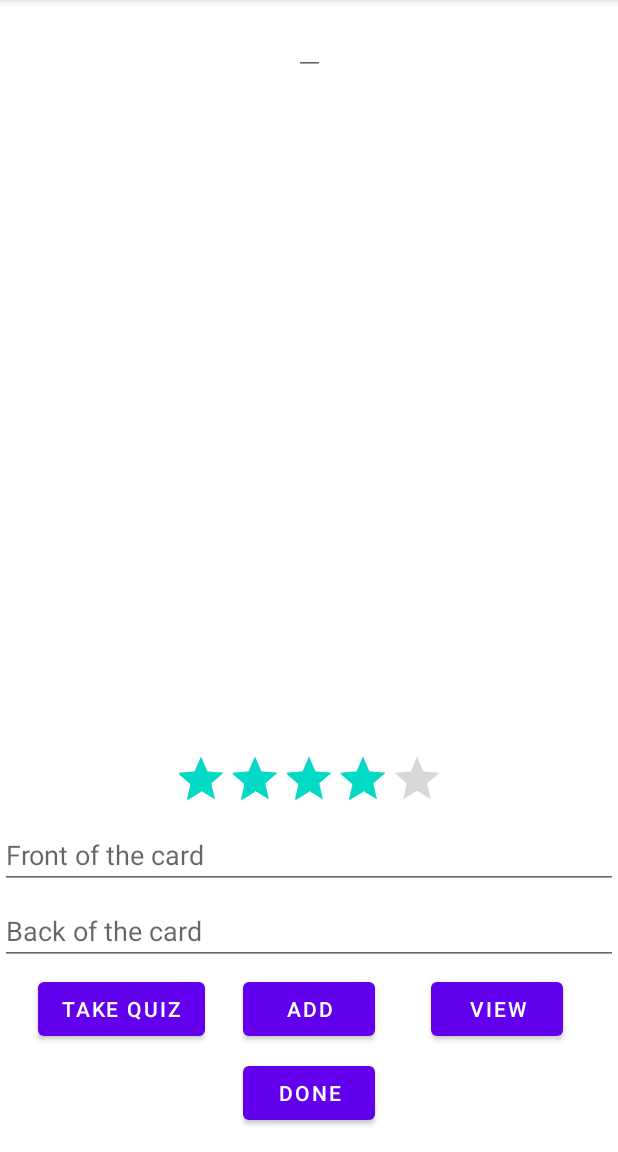
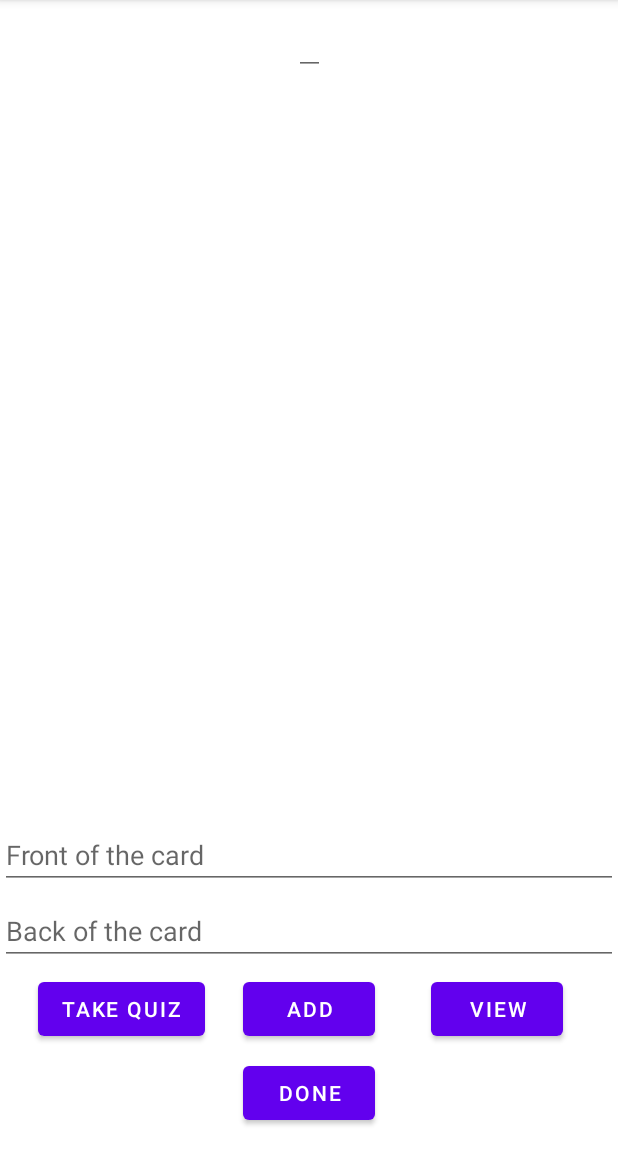
Before and after one commit to Codepath-Android-Group20/Flashy, an Android app: the CollectionActivity screen opened directly, with no data from a screen before it, on a phone screen of 412 x 824 dp, the part 84-1236 px from its top. Run offline under Robolectric (Android 15) with nearby library versions, the phone set to English and light mode, and no system bars; libraries missing offline, so code that uses them is left out: com.parse; 7 statements that could not run were skipped.

Commit message:
create-collection

```diff
--- a/app/src/main/java/com/codepath/flashy/CollectionActivity.kt
+++ b/app/src/main/java/com/codepath/flashy/CollectionActivity.kt
@@ -62,16 +62,16 @@ class CollectionActivity : AppCompatActivity() {
             }
         }
 
-        findViewById<Button>(R.id.btnDone).setOnClickListener {
-            // initiating a rating bar
-            ratingBar = findViewById(R.id.rbVoteAvarage)
-            // get a rating number from the rating bar
-            var ratingNum: Number = ratingBar.rating
-
-            updateRatingCollection(collectionID, ratingNum)
-
-            finish()
-        }
+//        findViewById<Button>(R.id.btnDone).setOnClickListener {
+//            // initiating a rating bar
+//            ratingBar = findViewById(R.id.rbVoteAvarage)
+//            // get a rating number from the rating bar
+//            var ratingNum: Number = ratingBar.rating
+//
+//            updateRatingCollection(collectionID, ratingNum)
+//
+//            finish()
+//        }
     }
 
     private fun createFlashCard(front: String, back: String, needToLearn: Boolean, collectionID: String) {
--- a/app/src/main/res/layout/activity_collection.xml
+++ b/app/src/main/res/layout/activity_collection.xml
@@ -14,20 +14,20 @@
         app:layout_constraintStart_toStartOf="parent"
         app:layout_constraintTop_toBottomOf="@+id/etCollectionName" />
 
-    <RatingBar
-        android:id="@+id/rbVoteAvarage"
-        style="@style/Widget.AppCompat.RatingBar.Indicator"
-        android:layout_width="wrap_content"
-        android:layout_height="wrap_content"
-        android:isIndicator="false"
-        android:numStars="5"
-        android:rating="4"
-        android:stepSize="0.5"
-        android:layout_marginBottom="10dp"
-        android:isScrollContainer="true"
-        app:layout_constraintBottom_toBottomOf="@+id/rvFlashcard"
-        app:layout_constraintEnd_toEndOf="@+id/rvFlashcard"
-        app:layout_constraintStart_toStartOf="@+id/rvFlashcard" />
+<!--    <RatingBar-->
+<!--        android:id="@+id/rbVoteAvarage"-->
+<!--        style="@style/Widget.AppCompat.RatingBar.Indicator"-->
+<!--        android:layout_width="wrap_content"-->
+<!--        android:layout_height="wrap_content"-->
+<!--        android:isIndicator="false"-->
+<!--        android:numStars="5"-->
+<!--        android:rating="4"-->
+<!--        android:stepSize="0.5"-->
+<!--        android:layout_marginBottom="10dp"-->
+<!--        android:isScrollContainer="true"-->
+<!--        app:layout_constraintBottom_toBottomOf="@+id/rvFlashcard"-->
+<!--        app:layout_constraintEnd_toEndOf="@+id/rvFlashcard"-->
+<!--        app:layout_constraintStart_toStartOf="@+id/rvFlashcard" />-->
 
     <EditText
         android:id="@+id/etFront"
```
